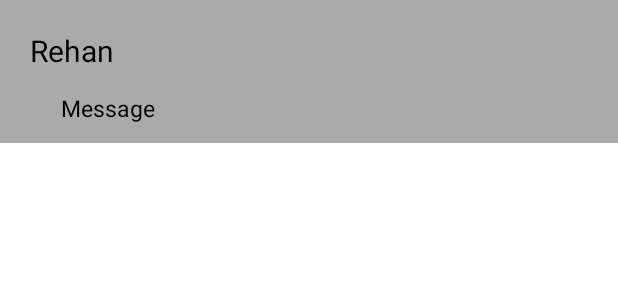
After one commit to razarehan/ProjectEvaluationSlotBooking, an Android app: the layout item_design.xml on its own in the app's theme, with its tools: preview values and no code run, on a phone screen of 412 x 824 dp. The commit adds this screen. Shown: the top 300 px of the screen. Run offline under Robolectric (Android 15) with nearby library versions, the phone set to English and light mode, and no system bars.

Commit message:
Message Functionality implemented

```diff
--- a/app/build.gradle
+++ b/app/build.gradle
@@ -37,6 +37,8 @@ dependencies {
     implementation 'com.google.android.material:material:1.0.0'
     implementation 'com.google.firebase:firebase-auth:19.2.0'
     implementation 'com.google.firebase:firebase-database:19.7.0'
+    implementation 'androidx.recyclerview:recyclerview:1.2.0'
+    implementation 'androidx.cardview:cardview:1.0.0'
     testImplementation 'junit:junit:4.+'
     androidTestImplementation 'androidx.test.ext:junit:1.1.2'
     androidTestImplementation 'androidx.test.espresso:espresso-core:3.3.0'
--- a/app/src/main/AndroidManifest.xml
+++ b/app/src/main/AndroidManifest.xml
@@ -10,7 +10,6 @@
         android:supportsRtl="true"
         android:theme="@style/Theme.ProjectEvaluationSlotBooking">
         <activity android:name=".MessageInboxActivity"></activity>
-        <activity android:name=".MessageSentActivity" />
         <activity android:name=".MessageComposeActivity" />
         <activity android:name=".MessageActivity" />
         <activity android:name=".HomeActivity" />
--- /dev/null
+++ b/app/src/main/res/layout/item_design.xml
@@ -0,0 +1,33 @@
+<?xml version="1.0" encoding="utf-8"?>
+<LinearLayout
+    xmlns:android="http://schemas.android.com/apk/res/android" android:layout_width="match_parent"
+    android:layout_height="wrap_content">
+<!--    android:orientation = "vertical">-->
+    <RelativeLayout
+        android:layout_width = "match_parent"
+        android:layout_height = "95dp"
+        android:background = "@android:color/darker_gray">
+
+        <TextView
+            android:id="@+id/textView5"
+            android:layout_width="match_parent"
+            android:layout_height="30dp"
+            android:layout_marginLeft="20dp"
+            android:layout_marginTop="20dp"
+            android:text="Rehan"
+            android:textColor="@color/black"
+            android:textSize="20sp" />
+
+        <TextView
+            android:id="@+id/textView6"
+            android:layout_width="372dp"
+            android:layout_height="34dp"
+            android:layout_below="@+id/textView5"
+            android:layout_marginLeft="-371dp"
+            android:layout_marginTop="11dp"
+            android:layout_toRightOf="@id/textView5"
+            android:text="Message"
+            android:textColor="@color/black"
+            android:textSize="15sp" />
+        </RelativeLayout>
+</LinearLayout>
```
Also changed, not shown: app/src/main/java/com/team9/projectevaluationslotbooking/HelperAdapter.java (added, +53 -0 lines), app/src/main/java/com/team9/projectevaluationslotbooking/Message.java (added, +42 -0 lines), app/src/main/java/com/team9/projectevaluationslotbooking/MessageActivity.java (+3 -9 lines), app/src/main/java/com/team9/projectevaluationslotbooking/MessageComposeActivity.java (+28 -14 lines), app/src/main/java/com/team9/projectevaluationslotbooking/MessageInboxActivity.java (+44 -0 lines), app/src/main/java/com/team9/projectevaluationslotbooking/MessageSentActivity.java (deleted, +0 -14 lines), app/src/main/res/layout/activity_message.xml (+0 -7 lines), app/src/main/res/layout/activity_message_inbox.xml (+11 -2 lines), app/src/main/res/layout/activity_message_sent.xml (deleted, +0 -9 lines).
